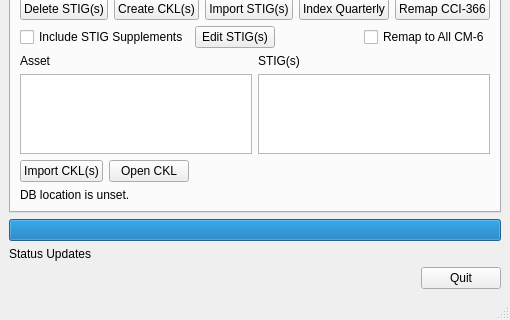
The window that src/stigqter.ui (squinky86/STIGQter) describes before a commit, drawn with Qt 5; both pictures show x 0 to 510 and y 299 to 619 of the 510 by 619 pixel window.
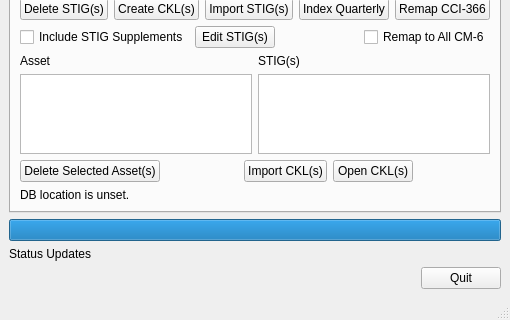
The same window after the commit.

Commit message: Allow deletion of multiple assets. Fixes #83.

```diff
--- a/src/stigqter.ui
+++ b/src/stigqter.ui
@@ -287,6 +287,26 @@
         </item>
         <item>
          <layout class="QHBoxLayout" name="horizontalLayout_4">
+          <item>
+           <widget class="QPushButton" name="btnDeleteAssets">
+            <property name="text">
+             <string>Delete Selected Asset(s)</string>
+            </property>
+           </widget>
+          </item>
+          <item>
+           <spacer name="horizontalSpacer_6">
+            <property name="orientation">
+             <enum>Qt::Horizontal</enum>
+            </property>
+            <property name="sizeHint" stdset="0">
+             <size>
+              <width>40</width>
+              <height>20</height>
+             </size>
+            </property>
+           </spacer>
+          </item>
           <item>
            <widget class="QPushButton" name="btnImportCKL">
             <property name="toolTip">
@@ -303,7 +323,7 @@
              <string>Open the selected Asset's CKL</string>
             </property>
             <property name="text">
-             <string>Open CKL</string>
+             <string>Open CKL(s)</string>
             </property>
            </widget>
           </item>
```
Left out of the diff: 78 changed lines with no effect on the pictures. The commit also changes 5 other files.
